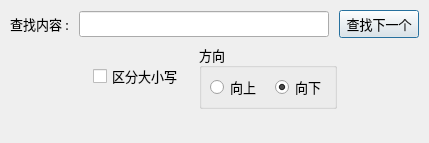
First picture: the form in finddialog.ui, repository magicdmer/EasyNoteX, before the edit.
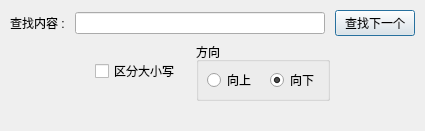
Second picture: the form after the edit.

```diff
--- a/finddialog.ui
+++ b/finddialog.ui
@@ -10,12 +10,6 @@
     <height>134</height>
    </rect>
   </property>
-  <property name="font">
-   <font>
-    <family>微软雅黑</family>
-    <pointsize>10</pointsize>
-   </font>
-  </property>
   <property name="windowTitle">
    <string>查找</string>
   </property>
```
